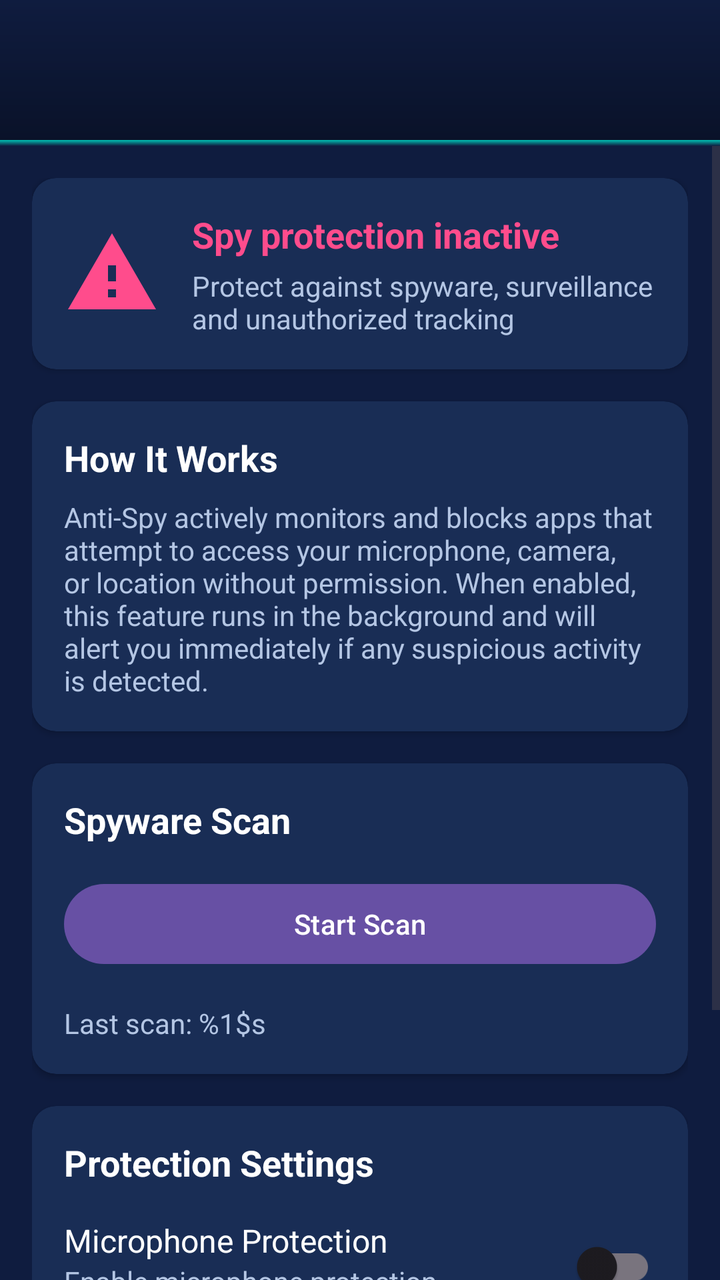
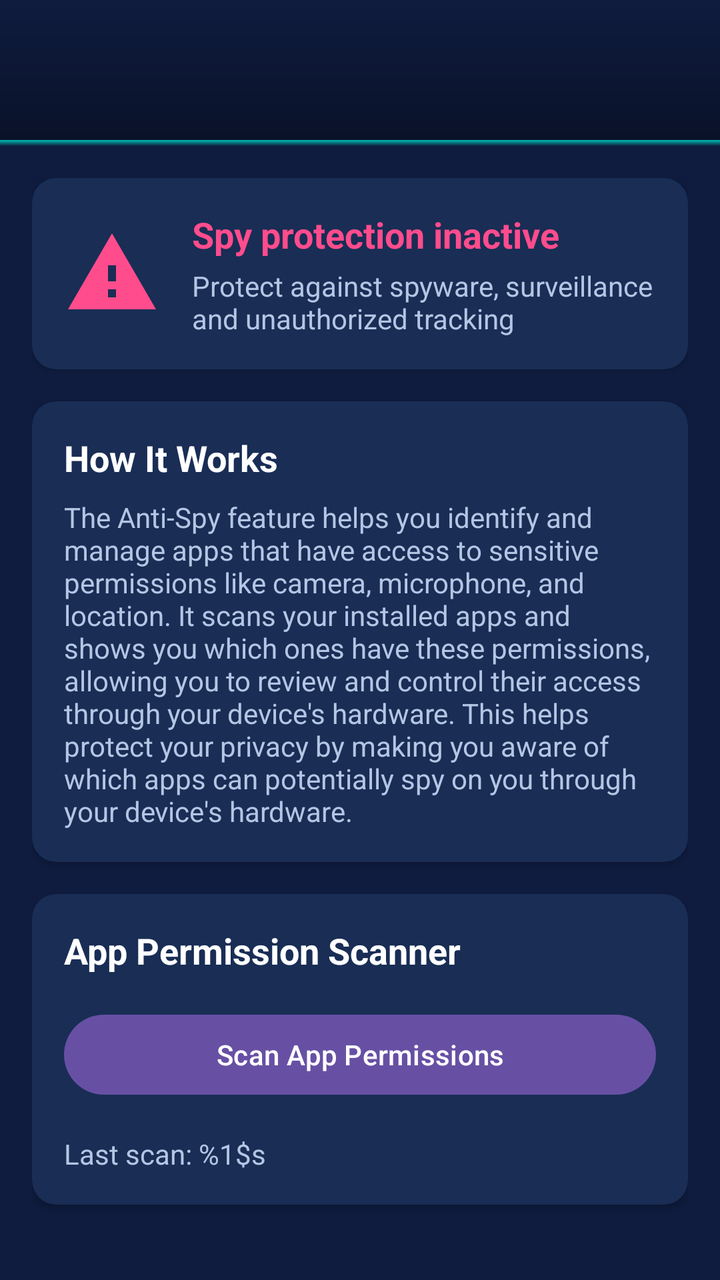

Before-and-after screenshots of an Android layout around one commit, followed by the original layout XML and the change that was made.
<!-- AndroidManifest.xml: application theme Theme.SecuPhoneByCoursor -->
<!-- res/layout/activity_anti_spy.xml -->
<?xml version="1.0" encoding="utf-8"?>
<androidx.constraintlayout.widget.ConstraintLayout xmlns:android="http://schemas.android.com/apk/res/android"
    xmlns:app="http://schemas.android.com/apk/res-auto"
    xmlns:tools="http://schemas.android.com/tools"
    android:layout_width="match_parent"
    android:layout_height="match_parent"
    android:background="@color/background"
    tools:context=".AntiSpyActivity">

    
    <androidx.appcompat.widget.Toolbar
        android:id="@+id/toolbar"
        android:layout_width="match_parent"
        android:layout_height="70dp"
        android:background="@drawable/navbar_gradient_background"
        android:elevation="6dp"
        app:layout_constraintTop_toTopOf="parent"
        app:titleTextColor="@color/logo" />

    
    <View
        android:id="@+id/navbar_shadow"
        android:layout_width="match_parent"
        android:layout_height="3dp"
        android:background="@drawable/enhanced_navbar_shadow"
        android:elevation="6dp"
        app:layout_constraintTop_toBottomOf="@id/toolbar" />

    
    <ScrollView
        android:layout_width="match_parent"
        android:layout_height="0dp"
        android:fillViewport="true"
        app:layout_constraintTop_toBottomOf="@id/navbar_shadow"
        app:layout_constraintBottom_toBottomOf="parent">

        <LinearLayout
            android:layout_width="match_parent"
            android:layout_height="wrap_content"
            android:orientation="vertical"
            android:padding="16dp">

            
            <androidx.cardview.widget.CardView
                android:layout_width="match_parent"
                android:layout_height="wrap_content"
                android:elevation="4dp"
                app:cardCornerRadius="12dp"
                app:cardBackgroundColor="@color/card_background"
                android:layout_marginBottom="16dp">

                <LinearLayout
                    android:layout_width="match_parent"
                    android:layout_height="wrap_content"
                    android:orientation="horizontal"
                    android:padding="16dp"
                    android:gravity="center_vertical">

                    <ImageView
                        android:id="@+id/status_icon"
                        android:layout_width="48dp"
                        android:layout_height="48dp"
                        android:src="@drawable/ic_shield_off"
                        android:tint="@color/error_red"
                        android:contentDescription="@string/anti_spy" />

                    <LinearLayout
                        android:layout_width="0dp"
                        android:layout_height="wrap_content"
                        android:layout_weight="1"
                        android:orientation="vertical"
                        android:layout_marginStart="16dp">

                        <TextView
                            android:id="@+id/anti_spy_status"
                            android:layout_width="wrap_content"
                            android:layout_height="wrap_content"
                            android:text="@string/anti_spy_disabled"
                            android:textColor="@color/error_red"
                            android:textSize="18sp"
                            android:textStyle="bold" />

                        <TextView
                            android:layout_width="wrap_content"
                            android:layout_height="wrap_content"
                            android:text="@string/anti_spy_description"
                            android:textColor="@color/text_secondary"
                            android:textSize="14sp"
                            android:layout_marginTop="4dp" />
                    </LinearLayout>
                </LinearLayout>
            </androidx.cardview.widget.CardView>

            
            <androidx.cardview.widget.CardView
                android:layout_width="match_parent"
                android:layout_height="wrap_content"
                android:elevation="4dp"
                app:cardCornerRadius="12dp"
                app:cardBackgroundColor="@color/card_background"
                android:layout_marginBottom="16dp">

                <LinearLayout
                    android:layout_width="match_parent"
                    android:layout_height="wrap_content"
                    android:orientation="vertical"
                    android:padding="16dp">

                    <TextView
                        android:layout_width="wrap_content"
                        android:layout_height="wrap_content"
                        android:text="How It Works"
                        android:textColor="@color/text"
                        android:textSize="18sp"
                        android:textStyle="bold"
                        android:layout_marginBottom="8dp" />

                    <TextView
                        android:id="@+id/explanation_text"
                        android:layout_width="match_parent"
                        android:layout_height="wrap_content"
                        android:text="@string/anti_spy_explanation"
                        android:textColor="@color/text_secondary"
                        android:textSize="14sp" />
                </LinearLayout>
            </androidx.cardview.widget.CardView>

            
            <androidx.cardview.widget.CardView
                android:layout_width="match_parent"
                android:layout_height="wrap_content"
                android:elevation="4dp"
                app:cardCornerRadius="12dp"
                app:cardBackgroundColor="@color/card_background"
                android:layout_marginBottom="16dp">

                <LinearLayout
                    android:layout_width="match_parent"
                    android:layout_height="wrap_content"
                    android:orientation="vertical"
                    android:padding="16dp">

                    <TextView
                        android:layout_width="wrap_content"
                        android:layout_height="wrap_content"
                        android:text="Spyware Scan"
                        android:textColor="@color/text"
                        android:textSize="18sp"
                        android:textStyle="bold"
                        android:layout_marginBottom="16dp" />

                    <Button
                        android:id="@+id/scan_button"
                        android:layout_width="match_parent"
                        android:layout_height="wrap_content"
                        android:text="@string/start_spy_scan"
                        android:layout_marginBottom="8dp" />

                    <ProgressBar
                        android:id="@+id/scan_progress"
                        style="?android:attr/progressBarStyleHorizontal"
                        android:layout_width="match_parent"
                        android:layout_height="wrap_content"
                        android:visibility="gone" />

                    <TextView
                        android:id="@+id/last_scan_text"
                        android:layout_width="wrap_content"
                        android:layout_height="wrap_content"
                        android:text="@string/last_spy_scan"
                        android:textColor="@color/text_secondary"
                        android:textSize="14sp"
                        android:layout_marginTop="8dp" />
                </LinearLayout>
            </androidx.cardview.widget.CardView>

            
            <com.google.android.material.card.MaterialCardView
                android:id="@+id/result_card"
                android:layout_width="match_parent"
                android:layout_height="wrap_content"
                app:cardCornerRadius="12dp"
                app:cardBackgroundColor="@color/card_background"
                app:strokeWidth="1dp"
                app:strokeColor="@color/success_green"
                android:layout_marginBottom="16dp"
                android:visibility="gone">

                <LinearLayout
                    android:id="@+id/scan_result_layout"
                    android:layout_width="match_parent"
                    android:layout_height="wrap_content"
                    android:orientation="vertical"
                    android:padding="16dp">

                    <TextView
                        android:layout_width="wrap_content"
                        android:layout_height="wrap_content"
                        android:text="@string/scan_complete"
                        android:textColor="@color/text"
                        android:textSize="18sp"
                        android:textStyle="bold" />

                    <TextView
                        android:id="@+id/scan_result_text"
                        android:layout_width="wrap_content"
                        android:layout_height="wrap_content"
                        android:text="@string/spy_free"
                        android:textSize="16sp"
                        android:textColor="@color/success_green"
                        android:layout_marginTop="8dp" />
                </LinearLayout>
            </com.google.android.material.card.MaterialCardView>

            
            <androidx.cardview.widget.CardView
                android:layout_width="match_parent"
                android:layout_height="wrap_content"
                android:elevation="4dp"
                app:cardCornerRadius="12dp"
                app:cardBackgroundColor="@color/card_background">

                <LinearLayout
                    android:layout_width="match_parent"
                    android:layout_height="wrap_content"
                    android:orientation="vertical"
                    android:padding="16dp">

                    <TextView
                        android:layout_width="wrap_content"
                        android:layout_height="wrap_content"
                        android:text="Protection Settings"
                        android:textColor="@color/text"
                        android:textSize="18sp"
                        android:textStyle="bold"
                        android:layout_marginBottom="16dp" />

                    
                    <LinearLayout
                        android:layout_width="match_parent"
                        android:layout_height="wrap_content"
                        android:orientation="horizontal"
                        android:layout_marginBottom="16dp">

                        <LinearLayout
                            android:layout_width="0dp"
                            android:layout_height="wrap_content"
                            android:layout_weight="1"
                            android:orientation="vertical">

                            <TextView
                                android:layout_width="wrap_content"
                                android:layout_height="wrap_content"
                                android:text="Microphone Protection"
                                android:textColor="@color/text"
                                android:textSize="16sp" />

                            <TextView
                                android:layout_width="wrap_content"
                                android:layout_height="wrap_content"
                                android:text="@string/enable_microphone_protection"
                                android:textColor="@color/text_secondary"
                                android:textSize="14sp" />
                        </LinearLayout>

                        <com.google.android.material.switchmaterial.SwitchMaterial
                            android:id="@+id/mic_switch"
                            android:layout_width="wrap_content"
                            android:layout_height="wrap_content" />
                    </LinearLayout>

                    
                    <LinearLayout
                        android:layout_width="match_parent"
                        android:layout_height="wrap_content"
                        android:orientation="horizontal"
                        android:layout_marginBottom="16dp">

                        <LinearLayout
                            android:layout_width="0dp"
                            android:layout_height="wrap_content"
                            android:layout_weight="1"
                            android:orientation="vertical">

                            <TextView
                                android:layout_width="wrap_content"
                                android:layout_height="wrap_content"
                                android:text="Camera Protection"
                                android:textColor="@color/text"
                                android:textSize="16sp" />

                            <TextView
                                android:layout_width="wrap_content"
                                android:layout_height="wrap_content"
                                android:text="@string/enable_camera_protection"
                                android:textColor="@color/text_secondary"
                                android:textSize="14sp" />
                        </LinearLayout>

                        <com.google.android.material.switchmaterial.SwitchMaterial
                            android:id="@+id/camera_switch"
                            android:layout_width="wrap_content"
                            android:layout_height="wrap_content" />
                    </LinearLayout>

                    
                    <LinearLayout
                        android:layout_width="match_parent"
                        android:layout_height="wrap_content"
                        android:orientation="horizontal">

                        <LinearLayout
                            android:layout_width="0dp"
                            android:layout_height="wrap_content"
                            android:layout_weight="1"
                            android:orientation="vertical">

                            <TextView
                                android:layout_width="wrap_content"
                                android:layout_height="wrap_content"
                                android:text="Location Protection"
                                android:textColor="@color/text"
                                android:textSize="16sp" />

                            <TextView
                                android:layout_width="wrap_content"
                                android:layout_height="wrap_content"
                                android:text="@string/enable_location_protection"
                                android:textColor="@color/text_secondary"
                                android:textSize="14sp" />
                        </LinearLayout>

                        <com.google.android.material.switchmaterial.SwitchMaterial
                            android:id="@+id/location_switch"
                            android:layout_width="wrap_content"
                            android:layout_height="wrap_content" />
                    </LinearLayout>
                </LinearLayout>
            </androidx.cardview.widget.CardView>
        </LinearLayout>
    </ScrollView>
</androidx.constraintlayout.widget.ConstraintLayout>
<!-- resources referenced by this layout -->
<resources>
  <color name="background">#0F1C3F</color>
  <color name="card_background">#192D55</color>
  <color name="error_red">#FF4C8C</color>
  <color name="logo">#FFFFFF</color>
  <color name="success_green">#17C37B</color>
  <color name="text">#FFFFFF</color>
  <color name="text_secondary">#B4C6E4</color>
  <!-- drawable enhanced_navbar_shadow (drawable) -->
  <?xml version="1.0" encoding="utf-8"?>
  <shape xmlns:android="http://schemas.android.com/apk/res/android">
      <gradient
          android:angle="270"
          android:startColor="@color/accent_primary"
          android:endColor="#00000000"
          android:type="linear" />
  </shape>
  <!-- drawable ic_shield_off (drawable) -->
  <?xml version="1.0" encoding="utf-8"?>
  <vector xmlns:android="http://schemas.android.com/apk/res/android"
      android:width="24dp"
      android:height="24dp"
      android:viewportWidth="24"
      android:viewportHeight="24">
      <path
          android:fillColor="#000000"
          android:pathData="M1,21h22L12,2L1,21zM13,18h-2v-2h2v2zM13,14h-2v-4h2v4z"/>
  </vector>
  <!-- drawable navbar_gradient_background (drawable) -->
  <?xml version="1.0" encoding="utf-8"?>
  <shape xmlns:android="http://schemas.android.com/apk/res/android">
      <gradient
          android:angle="90"
          android:startColor="@color/navbar_background"
          android:endColor="@color/background"
          android:type="linear" />
  </shape>
  <string name="anti_spy">Anti-Spy</string>
  <string name="anti_spy_description">Protect against spyware, surveillance and unauthorized tracking</string>
  <string name="anti_spy_disabled">Spy protection inactive</string>
  <string name="anti_spy_explanation">Anti-Spy actively monitors and blocks apps that attempt to access your microphone, camera, or location without permission. When enabled, this feature runs in the background and will alert you immediately if any suspicious activity is detected.</string>
  <string name="enable_camera_protection">Enable camera protection</string>
  <string name="enable_location_protection">Enable location protection</string>
  <string name="enable_microphone_protection">Enable microphone protection</string>
  <string name="last_spy_scan">Last scan: %1$s</string>
  <string name="scan_complete">Scan Complete</string>
  <string name="spy_free">Your device is clean</string>
  <string name="start_spy_scan">Start Scan</string>
  <style name="Theme.SecuPhoneByCoursor" parent="Base.Theme.SecuPhoneByCoursor" />
  <color name="accent_primary">#00BFB2</color>
  <color name="navbar_background">#0A1229</color>
  <style name="Base.Theme.SecuPhoneByCoursor" parent="Theme.Material3.DayNight.NoActionBar">
          
          
      </style>
</resources>

<!-- the commit's change to res/layout/activity_anti_spy.xml (unified diff, before → after) -->
@@ -143,7 +143,7 @@
                     <TextView
                         android:layout_width="wrap_content"
                         android:layout_height="wrap_content"
-                        android:text="Spyware Scan"
+                        android:text="App Permission Scanner"
                         android:textColor="@color/text"
                         android:textSize="18sp"
                         android:textStyle="bold"
@@ -153,7 +153,7 @@
                         android:id="@+id/scan_button"
                         android:layout_width="match_parent"
                         android:layout_height="wrap_content"
-                        android:text="@string/start_spy_scan"
+                        android:text="@string/scan_app_permissions"
                         android:layout_marginBottom="8dp" />
 
                     <ProgressBar
@@ -175,19 +175,17 @@
             </androidx.cardview.widget.CardView>
 
             
-            <com.google.android.material.card.MaterialCardView
-                android:id="@+id/result_card"
-                android:layout_width="match_parent"
-                android:layout_height="wrap_content"
-                app:cardCornerRadius="12dp"
-                app:cardBackgroundColor="@color/card_background"
-                app:strokeWidth="1dp"
-                app:strokeColor="@color/success_green"
+            <androidx.cardview.widget.CardView
+                android:id="@+id/app_list_card"
+                android:layout_width="match_parent"
+                android:layout_height="wrap_content"
+                android:elevation="4dp"
+                app:cardCornerRadius="12dp"
+                app:cardBackgroundColor="@color/card_background"
                 android:layout_marginBottom="16dp"
                 android:visibility="gone">
 
                 <LinearLayout
-                    android:id="@+id/scan_result_layout"
                     android:layout_width="match_parent"
                     android:layout_height="wrap_content"
                     android:orientation="vertical"
@@ -196,147 +194,31 @@
                     <TextView
                         android:layout_width="wrap_content"
                         android:layout_height="wrap_content"
-                        android:text="@string/scan_complete"
-                        android:textColor="@color/text"
-                        android:textSize="18sp"
-                        android:textStyle="bold" />
-
-                    <TextView
-                        android:id="@+id/scan_result_text"
-                        android:layout_width="wrap_content"
-                        android:layout_height="wrap_content"
-                        android:text="@string/spy_free"
-                        android:textSize="16sp"
-                        android:textColor="@color/success_green"
-                        android:layout_marginTop="8dp" />
-                </LinearLayout>
-            </com.google.android.material.card.MaterialCardView>
-
-            
-            <androidx.cardview.widget.CardView
-                android:layout_width="match_parent"
-                android:layout_height="wrap_content"
-                android:elevation="4dp"
-                app:cardCornerRadius="12dp"
-                app:cardBackgroundColor="@color/card_background">
-
-                <LinearLayout
-                    android:layout_width="match_parent"
-                    android:layout_height="wrap_content"
-                    android:orientation="vertical"
-                    android:padding="16dp">
-
-                    <TextView
-                        android:layout_width="wrap_content"
-                        android:layout_height="wrap_content"
-                        android:text="Protection Settings"
+                        android:text="Apps With Sensitive Permissions"
                         android:textColor="@color/text"
                         android:textSize="18sp"
                         android:textStyle="bold"
+                        android:layout_marginBottom="8dp" />
+
+                    <TextView
+                        android:id="@+id/app_count_text"
+                        android:layout_width="match_parent"
+                        android:layout_height="wrap_content"
+                        android:text="0 apps found with sensitive permissions"
+                        android:textColor="@color/text_secondary"
+                        android:textSize="14sp"
                         android:layout_marginBottom="16dp" />
 
-                    
-                    <LinearLayout
-                        android:layout_width="match_parent"
-                        android:layout_height="wrap_content"
-                        android:orientation="horizontal"
-                        android:layout_marginBottom="16dp">
-
-                        <LinearLayout
-                            android:layout_width="0dp"
-                            android:layout_height="wrap_content"
-                            android:layout_weight="1"
-                            android:orientation="vertical">
-
-                            <TextView
-                                android:layout_width="wrap_content"
-                                android:layout_height="wrap_content"
-                                android:text="Microphone Protection"
-                                android:textColor="@color/text"
-                                android:textSize="16sp" />
-
-                            <TextView
-                                android:layout_width="wrap_content"
-                                android:layout_height="wrap_content"
-                                android:text="@string/enable_microphone_protection"
-                                android:textColor="@color/text_secondary"
-                                android:textSize="14sp" />
-                        </LinearLayout>
-
-                        <com.google.android.material.switchmaterial.SwitchMaterial
-                            android:id="@+id/mic_switch"
-                            android:layout_width="wrap_content"
-                            android:layout_height="wrap_content" />
-                    </LinearLayout>
-
-                    
-                    <LinearLayout
-                        android:layout_width="match_parent"
-                        android:layout_height="wrap_content"
-                        android:orientation="horizontal"
-                        android:layout_marginBottom="16dp">
-
-                        <LinearLayout
-                            android:layout_width="0dp"
-                            android:layout_height="wrap_content"
-                            android:layout_weight="1"
-                            android:orientation="vertical">
-
-                            <TextView
-                                android:layout_width="wrap_content"
-                                android:layout_height="wrap_content"
-                                android:text="Camera Protection"
-                                android:textColor="@color/text"
-                                android:textSize="16sp" />
-
-                            <TextView
-                                android:layout_width="wrap_content"
-                                android:layout_height="wrap_content"
-                                android:text="@string/enable_camera_protection"
-                                android:textColor="@color/text_secondary"
-                                android:textSize="14sp" />
-                        </LinearLayout>
-
-                        <com.google.android.material.switchmaterial.SwitchMaterial
-                            android:id="@+id/camera_switch"
-                            android:layout_width="wrap_content"
-                            android:layout_height="wrap_content" />
-                    </LinearLayout>
-
-                    
-                    <LinearLayout
-                        android:layout_width="match_parent"
-                        android:layout_height="wrap_content"
-                        android:orientation="horizontal">
-
-                        <LinearLayout
-                            android:layout_width="0dp"
-                            android:layout_height="wrap_content"
-                            android:layout_weight="1"
-                            android:orientation="vertical">
-
-                            <TextView
-                                android:layout_width="wrap_content"
-                                android:layout_height="wrap_content"
-                                android:text="Location Protection"
-                                android:textColor="@color/text"
-                                android:textSize="16sp" />
-
-                            <TextView
-                                android:layout_width="wrap_content"
-                                android:layout_height="wrap_content"
-                                android:text="@string/enable_location_protection"
-                                android:textColor="@color/text_secondary"
-                                android:textSize="14sp" />
-                        </LinearLayout>
-
-                        <com.google.android.material.switchmaterial.SwitchMaterial
-                            android:id="@+id/location_switch"
-                            android:layout_width="wrap_content"
-                            android:layout_height="wrap_content" />
-                    </LinearLayout>
-                </LinearLayout>
-            </androidx.cardview.widget.CardView>
+                    <androidx.recyclerview.widget.RecyclerView
+                        android:id="@+id/app_list_recycler_view"
+                        android:layout_width="match_parent"
+                        android:layout_height="400dp"
+                        android:nestedScrollingEnabled="true"
+                        android:scrollbars="vertical" />
+
+                </LinearLayout>
+            </androidx.cardview.widget.CardView>
+
         </LinearLayout>
     </ScrollView>
 </androidx.constraintlayout.widget.ConstraintLayout>
<!-- resource entries referenced after the edit -->
@@ -4,7 +4,6 @@
   <color name="card_background">#192D55</color>
   <color name="error_red">#FF4C8C</color>
   <color name="logo">#FFFFFF</color>
-  <color name="success_green">#17C37B</color>
   <color name="text">#FFFFFF</color>
   <color name="text_secondary">#B4C6E4</color>
   <!-- drawable enhanced_navbar_shadow (drawable) -->
@@ -39,14 +38,9 @@
   <string name="anti_spy">Anti-Spy</string>
   <string name="anti_spy_description">Protect against spyware, surveillance and unauthorized tracking</string>
   <string name="anti_spy_disabled">Spy protection inactive</string>
-  <string name="anti_spy_explanation">Anti-Spy actively monitors and blocks apps that attempt to access your microphone, camera, or location without permission. When enabled, this feature runs in the background and will alert you immediately if any suspicious activity is detected.</string>
-  <string name="enable_camera_protection">Enable camera protection</string>
-  <string name="enable_location_protection">Enable location protection</string>
-  <string name="enable_microphone_protection">Enable microphone protection</string>
+  <string name="anti_spy_explanation">The Anti-Spy feature helps you identify and manage apps that have access to sensitive permissions like camera, microphone, and location. It scans your installed apps and shows you which ones have these permissions, allowing you to review and control their access through your device\'s hardware. This helps protect your privacy by making you aware of which apps can potentially spy on you through your device\'s hardware.</string>
   <string name="last_spy_scan">Last scan: %1$s</string>
-  <string name="scan_complete">Scan Complete</string>
-  <string name="spy_free">Your device is clean</string>
-  <string name="start_spy_scan">Start Scan</string>
+  <string name="scan_app_permissions">Scan App Permissions</string>
   <style name="Theme.SecuPhoneByCoursor" parent="Base.Theme.SecuPhoneByCoursor" />
   <color name="accent_primary">#00BFB2</color>
   <color name="navbar_background">#0A1229</color>
